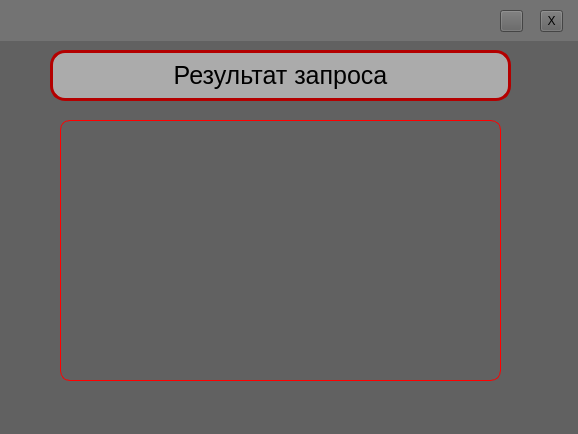
The window that forms/table_form.ui (k0swel/app_for_course_prject) describes before a commit, drawn with Qt 5.
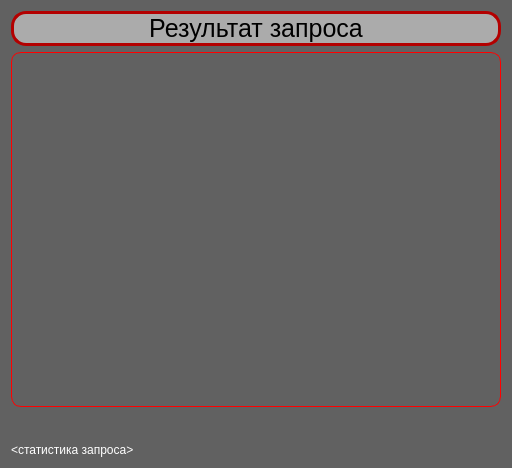
The same window after the commit. Icons and pictures are not drawn.

Commit message: Update 2. Add type of data to headers table

```diff
--- a/forms/table_form.ui
+++ b/forms/table_form.ui
@@ -6,8 +6,8 @@
    <rect>
     <x>0</x>
     <y>0</y>
-    <width>578</width>
-    <height>434</height>
+    <width>512</width>
+    <height>468</height>
    </rect>
   </property>
   <property name="windowTitle">
@@ -17,17 +17,40 @@
    <string notr="true">background-color: rgb(97, 97, 97);
 color: black;</string>
   </property>
-  <widget class="QTableView" name="tableView_from_database">
-   <property name="geometry">
-    <rect>
-     <x>60</x>
-     <y>120</y>
-     <width>441</width>
-     <height>261</height>
-    </rect>
-   </property>
-   <property name="styleSheet">
-    <string notr="true">QTableView#tableView_from_database {
+  <layout class="QVBoxLayout" name="verticalLayout">
+   <item>
+    <widget class="QLabel" name="label_main_text">
+     <property name="styleSheet">
+      <string notr="true">QLabel#label_main_text {
+        font-size: 25px;
+        border: 3px solid rgb(179, 0, 0);
+        border-radius: 15px;
+        background-color: rgb(171, 171, 171);
+		color:black;
+}
+
+QLabel#label_main_text::hover {
+        background-color: rgb(223, 223, 223);
+}</string>
+     </property>
+     <property name="text">
+      <string>Результат запроса</string>
+     </property>
+     <property name="alignment">
+      <set>Qt::AlignmentFlag::AlignCenter</set>
+     </property>
+    </widget>
+   </item>
+   <item>
+    <widget class="QTableView" name="tableView_from_database">
+     <property name="minimumSize">
+      <size>
+       <width>0</width>
+       <height>0</height>
+      </size>
+     </property>
+     <property name="styleSheet">
+      <string notr="true">QTableView#tableView_from_database {
 	border: 1px solid red;
 	border-radius: 10px;
 }
@@ -46,90 +69,39 @@
 QTableView#tableView_from_database:hover {
 	border: 1px solid rgb(0, 255, 0);
 }</string>
-   </property>
-  </widget>
-  <widget class="QWidget" name="widget_header" native="true">
-   <property name="geometry">
-    <rect>
-     <x>0</x>
-     <y>0</y>
-     <width>581</width>
-     <height>41</height>
-    </rect>
-   </property>
-   <property name="styleSheet">
-    <string notr="true">QWidget#widget_header {
-	background-color: rgb(115, 115, 115)
-}</string>
-   </property>
-   <widget class="QToolButton" name="toolButton_hide">
-    <property name="geometry">
-     <rect>
-      <x>500</x>
-      <y>10</y>
-      <width>23</width>
-      <height>22</height>
-     </rect>
-    </property>
-    <property name="styleSheet">
-     <string notr="true"/>
-    </property>
-    <property name="text">
-     <string/>
-    </property>
-    <property name="icon">
-     <iconset theme="QIcon::ThemeIcon::ListRemove"/>
-    </property>
-   </widget>
-   <widget class="QToolButton" name="toolButton_close">
-    <property name="geometry">
-     <rect>
-      <x>540</x>
-      <y>10</y>
-      <width>23</width>
-      <height>22</height>
-     </rect>
-    </property>
-    <property name="styleSheet">
-     <string notr="true"/>
-    </property>
-    <property name="text">
-     <string>X</string>
-    </property>
-    <property name="icon">
-     <iconset theme="application-exit"/>
-    </property>
-   </widget>
-  </widget>
-  <widget class="QLabel" name="label_main_text">
-   <property name="geometry">
-    <rect>
-     <x>50</x>
-     <y>50</y>
-     <width>461</width>
-     <height>51</height>
-    </rect>
-   </property>
-   <property name="styleSheet">
-    <string notr="true">QLabel#label_main_text {
-        font-size: 25px;
-        border: 3px solid rgb(179, 0, 0);
-        border-radius: 15px;
-        background-color: rgb(171, 171, 171);
-		color:black;
-}
-
-QLabel#label_main_text::hover {
-        background-color: rgb(223, 223, 223);
-}</string>
-   </property>
-   <property name="text">
-    <string>Результат запроса</string>
-   </property>
-   <property name="alignment">
-    <set>Qt::AlignmentFlag::AlignCenter</set>
-   </property>
-  </widget>
+     </property>
+    </widget>
+   </item>
+   <item>
+    <spacer name="verticalSpacer">
+     <property name="orientation">
+      <enum>Qt::Orientation::Vertical</enum>
+     </property>
+     <property name="sizeType">
+      <enum>QSizePolicy::Policy::Minimum</enum>
+     </property>
+     <property name="sizeHint" stdset="0">
+      <size>
+       <width>20</width>
+       <height>30</height>
+      </size>
+     </property>
+    </spacer>
+   </item>
+   <item>
+    <widget class="QLabel" name="label_info">
+     <property name="styleSheet">
+      <string notr="true">color: white</string>
+     </property>
+     <property name="text">
+      <string>&lt;статистика запроса&gt;</string>
+     </property>
+     <property name="wordWrap">
+      <bool>true</bool>
+     </property>
+    </widget>
+   </item>
+  </layout>
  </widget>
  <tabstops>
   <tabstop>tableView_from_database</tabstop>
```
Left out of the diff: 2 changed lines with no effect on the pictures. The commit also changes 6 other files.
